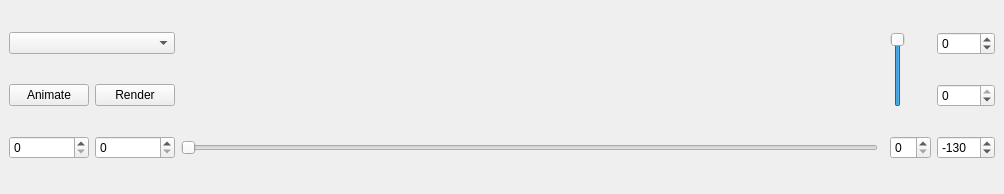
patrick-morrison/qgis_sea_level_tool, file sea_level_tool_dockwidget_base.ui: the form before one commit.
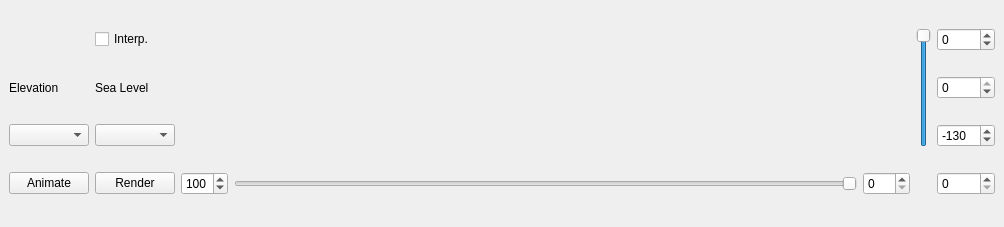
The form after the commit. Custom widgets are drawn as their Qt base class.

The edit to the form file:
```diff
--- a/sea_level_tool_dockwidget_base.ui
+++ b/sea_level_tool_dockwidget_base.ui
@@ -7,7 +7,7 @@
     <x>0</x>
     <y>0</y>
     <width>1004</width>
-    <height>194</height>
+    <height>227</height>
    </rect>
   </property>
   <property name="windowTitle">
@@ -15,27 +15,77 @@
   </property>
   <widget class="QWidget" name="dockWidgetContents">
    <layout class="QGridLayout" name="gridLayout">
-    <item row="0" column="6">
-     <widget class="QSpinBox" name="level_max">
+    <item row="3" column="3">
+     <widget class="QSlider" name="age_slider">
+      <property name="layoutDirection">
+       <enum>Qt::RightToLeft</enum>
+      </property>
+      <property name="maximum">
+       <number>130</number>
+      </property>
+      <property name="orientation">
+       <enum>Qt::Horizontal</enum>
+      </property>
+     </widget>
+    </item>
+    <item row="3" column="7">
+     <widget class="QSpinBox" name="age"/>
+    </item>
+    <item row="3" column="2">
+     <widget class="QSpinBox" name="oldest">
+      <property name="buttonSymbols">
+       <enum>QAbstractSpinBox::UpDownArrows</enum>
+      </property>
+      <property name="maximum">
+       <number>200</number>
+      </property>
+      <property name="value">
+       <number>100</number>
+      </property>
+     </widget>
+    </item>
+    <item row="3" column="0">
+     <widget class="QPushButton" name="animate_button">
+      <property name="text">
+       <string>Animate</string>
+      </property>
+     </widget>
+    </item>
+    <item row="3" column="4">
+     <widget class="QSpinBox" name="youngest">
+      <property name="maximum">
+       <number>200</number>
+      </property>
+     </widget>
+    </item>
+    <item row="1" column="7">
+     <widget class="QSpinBox" name="level">
       <property name="minimum">
-       <number>-1000</number>
+       <number>-130</number>
       </property>
       <property name="maximum">
-       <number>1000</number>
+       <number>0</number>
       </property>
      </widget>
     </item>
-    <item row="2" column="1">
-     <widget class="QSpinBox" name="oldest"/>
-    </item>
-    <item row="1" column="1">
+    <item row="3" column="1">
      <widget class="QPushButton" name="render_button">
       <property name="text">
        <string>Render</string>
       </property>
      </widget>
     </item>
-    <item row="2" column="6">
+    <item row="0" column="7">
+     <widget class="QSpinBox" name="level_max">
+      <property name="minimum">
+       <number>-1000</number>
+      </property>
+      <property name="maximum">
+       <number>1000</number>
+      </property>
+     </widget>
+    </item>
+    <item row="2" column="7">
      <widget class="QSpinBox" name="level_min">
       <property name="minimum">
        <number>-1000</number>
@@ -48,30 +98,7 @@
       </property>
      </widget>
     </item>
-    <item row="1" column="6">
-     <widget class="QSpinBox" name="level">
-      <property name="minimum">
-       <number>-130</number>
-      </property>
-      <property name="maximum">
-       <number>0</number>
-      </property>
-     </widget>
-    </item>
-    <item row="0" column="0" colspan="2">
-     <widget class="QgsMapLayerComboBox" name="mMapLayerComboBox"/>
-    </item>
-    <item row="0" column="2" rowspan="2" colspan="2">
-     <widget class="PlotWidget" name="curve_graph" native="true"/>
-    </item>
-    <item row="2" column="2">
-     <widget class="QSlider" name="age_slider">
-      <property name="orientation">
-       <enum>Qt::Horizontal</enum>
-      </property>
-     </widget>
-    </item>
-    <item row="0" column="4" rowspan="2">
+    <item row="0" column="5" rowspan="3">
      <widget class="QSlider" name="level_slider">
       <property name="minimum">
        <number>-130</number>
@@ -87,16 +114,47 @@
       </property>
      </widget>
     </item>
-    <item row="2" column="4">
-     <widget class="QSpinBox" name="youngest"/>
+    <item row="0" column="2" rowspan="3" colspan="3">
+     <widget class="PlotWidget" name="curve_graph" native="true"/>
     </item>
     <item row="2" column="0">
-     <widget class="QSpinBox" name="age"/>
+     <widget class="QgsMapLayerComboBox" name="raster_layer_box">
+      <property name="toolTip">
+       <string>elevation layer</string>
+      </property>
+      <property name="allowEmptyLayer">
+       <bool>true</bool>
+      </property>
+     </widget>
+    </item>
+    <item row="2" column="1">
+     <widget class="QgsMapLayerComboBox" name="curve_layer_box">
+      <property name="toolTip">
+       <string>curve layer</string>
+      </property>
+      <property name="allowEmptyLayer">
+       <bool>true</bool>
+      </property>
+     </widget>
+    </item>
+    <item row="1" column="1">
+     <widget class="QLabel" name="label">
+      <property name="text">
+       <string>Sea Level</string>
+      </property>
+     </widget>
     </item>
     <item row="1" column="0">
-     <widget class="QPushButton" name="animate_button">
+     <widget class="QLabel" name="label_2">
       <property name="text">
-       <string>Animate</string>
+       <string>Elevation</string>
+      </property>
+     </widget>
+    </item>
+    <item row="0" column="1">
+     <widget class="QCheckBox" name="interp_check">
+      <property name="text">
+       <string>Interp.</string>
       </property>
      </widget>
     </item>
```
